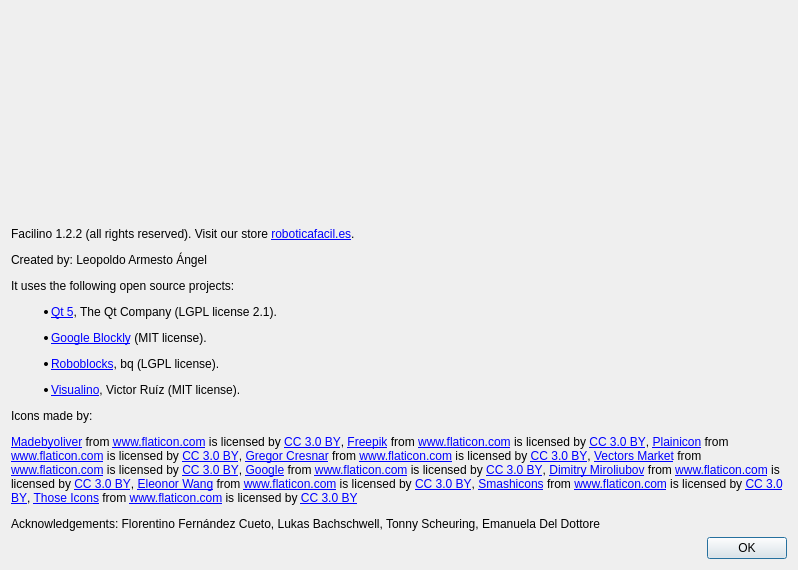
Qt form src/aboutdialog.ui (roboticafacil/facilino) before a commit.
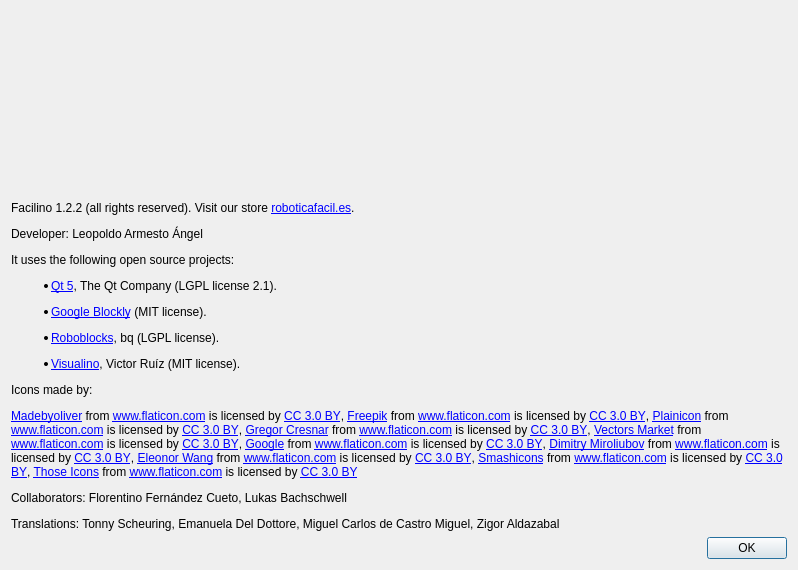
The same form after that commit. Icons and pictures are not drawn.

The edit to the form file:
```diff
--- a/src/aboutdialog.ui
+++ b/src/aboutdialog.ui
@@ -39,7 +39,7 @@
    <item>
     <widget class="QLabel" name="label_4">
      <property name="text">
-      <string>&lt;html&gt;&lt;head/&gt;&lt;body&gt;&lt;p&gt;Facilino 1.2.2 (all rights reserved). Visit our store &lt;a href=&quot;https://roboticafacil.es&quot;&gt;&lt;span style=&quot; text-decoration: underline; color:#0000ff;&quot;&gt;roboticafacil.es&lt;/span&gt;&lt;/a&gt;.&lt;/p&gt;&lt;p&gt;Created by: Leopoldo Armesto Ángel&lt;/p&gt;&lt;p&gt;It uses the following open source projects:&lt;/p&gt;&lt;ul style=&quot;margin-top: 0px; margin-bottom: 0px; margin-left: 0px; margin-right: 0px; -qt-list-indent: 1;&quot;&gt;&lt;li style=&quot; margin-top:12px; margin-bottom:0px; margin-left:0px; margin-right:0px; -qt-block-indent:0; text-indent:0px;&quot;&gt;&lt;a href=&quot;http://www.qt.io/&quot;&gt;&lt;span style=&quot; text-decoration: underline; color:#0000ff;&quot;&gt;Qt 5&lt;/span&gt;&lt;/a&gt;, The Qt Company (LGPL license 2.1).&lt;/li&gt;&lt;li style=&quot; margin-top:12px; margin-bottom:0px; margin-left:0px; margin-right:0px; -qt-block-indent:0; text-indent:0px;&quot;&gt;&lt;a href=&quot;https://developers.google.com/blockly/&quot;&gt;&lt;span style=&quot; text-decoration: underline; color:#0000ff;&quot;&gt;Google Blockly&lt;/span&gt;&lt;/a&gt; (MIT license).&lt;/li&gt;&lt;li style=&quot; margin-top:12px; margin-bottom:0px; margin-left:0px; margin-right:0px; -qt-block-indent:0; text-indent:0px;&quot;&gt;&lt;a href=&quot;https://github.com/bq/roboblocks&quot;&gt;&lt;span style=&quot; text-decoration: underline; color:#0000ff;&quot;&gt;Roboblocks&lt;/span&gt;&lt;/a&gt;, bq (LGPL license).&lt;/li&gt;&lt;li style=&quot; margin-top:12px; margin-bottom:0px; margin-left:0px; margin-right:0px; -qt-block-indent:0; text-indent:0px;&quot;&gt;&lt;a href=&quot;http://visualino.net&quot;&gt;&lt;span style=&quot; text-decoration: underline; color:#0000ff;&quot;&gt;Visualino&lt;/span&gt;&lt;/a&gt;, Victor Ruíz (MIT license).&lt;/li&gt;&lt;/ul&gt;&lt;p&gt;Icons made by:&lt;/p&gt;&lt;p&gt;&lt;a href=&quot; http://www.flaticon.com/authors/madebyoliver&quot;&gt;&lt;span style=&quot; text-decoration: underline; color:#0000ff;&quot;&gt;Madebyoliver&lt;/span&gt;&lt;/a&gt; from &lt;a href=&quot; http://www.flaticon.com&quot;&gt;&lt;span style=&quot; text-decoration: underline; color:#0000ff;&quot;&gt;www.flaticon.com&lt;/span&gt;&lt;/a&gt; is licensed by &lt;a href=&quot;http://creativecommons.org/licenses/by/3.0/&quot;&gt;&lt;span style=&quot; text-decoration: underline; color:#0000ff;&quot;&gt;CC 3.0 BY&lt;/span&gt;&lt;/a&gt;, &lt;a href=&quot;http://www.freepik.com&quot;&gt;&lt;span style=&quot; text-decoration: underline; color:#0000ff;&quot;&gt;Freepik&lt;/span&gt;&lt;/a&gt; from &lt;a href=&quot; http://www.flaticon.com&quot;&gt;&lt;span style=&quot; text-decoration: underline; color:#0000ff;&quot;&gt;www.flaticon.com&lt;/span&gt;&lt;/a&gt; is licensed by &lt;a href=&quot;http://creativecommons.org/licenses/by/3.0/&quot;&gt;&lt;span style=&quot; text-decoration: underline; color:#0000ff;&quot;&gt;CC 3.0 BY&lt;/span&gt;&lt;/a&gt;, &lt;a href=&quot;http://www.flaticon.com/authors/plainicon&quot;&gt;&lt;span style=&quot; text-decoration: underline; color:#0000ff;&quot;&gt;Plainicon&lt;/span&gt;&lt;/a&gt; from &lt;a href=&quot; http://www.flaticon.com&quot;&gt;&lt;span style=&quot; text-decoration: underline; color:#0000ff;&quot;&gt;www.flaticon.com&lt;/span&gt;&lt;/a&gt; is licensed by &lt;a href=&quot;http://creativecommons.org/licenses/by/3.0/&quot;&gt;&lt;span style=&quot; text-decoration: underline; color:#0000ff;&quot;&gt;CC 3.0 BY&lt;/span&gt;&lt;/a&gt;, &lt;a href=&quot;http://www.flaticon.com/authors/gregor-cresnar&quot;&gt;&lt;span style=&quot; text-decoration: underline; color:#0000ff;&quot;&gt;Gregor Cresnar&lt;/span&gt;&lt;/a&gt; from &lt;a href=&quot; http://www.flaticon.com&quot;&gt;&lt;span style=&quot; text-decoration: underline; color:#0000ff;&quot;&gt;www.flaticon.com&lt;/span&gt;&lt;/a&gt; is licensed by &lt;a href=&quot;http://creativecommons.org/licenses/by/3.0/&quot;&gt;&lt;span style=&quot; text-decoration: underline; color:#0000ff;&quot;&gt;CC 3.0 BY&lt;/span&gt;&lt;/a&gt;, &lt;a href=&quot;http://www.flaticon.com/authors/vectors-market&quot;&gt;&lt;span style=&quot; text-decoration: underline; color:#0000ff;&quot;&gt;Vectors Market&lt;/span&gt;&lt;/a&gt; from &lt;a href=&quot; http://www.flaticon.com&quot;&gt;&lt;span style=&quot; text-decoration: underline; color:#0000ff;&quot;&gt;www.flaticon.com&lt;/span&gt;&lt;/a&gt; is licensed by &lt;a href=&quot;http://creativecommons.org/licenses/by/3.0/&quot;&gt;&lt;span style=&quot; text-decoration: underline; color:#0000ff;&quot;&gt;CC 3.0 BY&lt;/span&gt;&lt;/a&gt;, &lt;a href=&quot; http://www.flaticon.com/authors/google&quot;&gt;&lt;span style=&quot; text-decoration: underline; color:#0000ff;&quot;&gt;Google&lt;/span&gt;&lt;/a&gt; from &lt;a href=&quot; http://www.flaticon.com&quot;&gt;&lt;span style=&quot; text-decoration: underline; color:#0000ff;&quot;&gt;www.flaticon.com&lt;/span&gt;&lt;/a&gt; is licensed by &lt;a href=&quot;http://creativecommons.org/licenses/by/3.0/&quot;&gt;&lt;span style=&quot; text-decoration: underline; color:#0000ff;&quot;&gt;CC 3.0 BY&lt;/span&gt;&lt;/a&gt;, &lt;a href=&quot;http://www.flaticon.com/authors/dimitry-miroliubov&quot;&gt;&lt;span style=&quot; text-decoration: underline; color:#0000ff;&quot;&gt;Dimitry Miroliubov&lt;/span&gt;&lt;/a&gt; from &lt;a href=&quot;http://www.flaticon.com&quot;&gt;&lt;span style=&quot; text-decoration: underline; color:#0000ff;&quot;&gt;www.flaticon.com&lt;/span&gt;&lt;/a&gt; is licensed by &lt;a href=&quot;http://creativecommons.org/licenses/by/3.0/&quot;&gt;&lt;span style=&quot; text-decoration: underline; color:#0000ff;&quot;&gt;CC 3.0 BY&lt;/span&gt;&lt;/a&gt;, &lt;a href=&quot; https://www.flaticon.com/authors/eleonor-wang&quot;&gt;&lt;span style=&quot; text-decoration: underline; color:#0000ff;&quot;&gt;Eleonor Wang&lt;/span&gt;&lt;/a&gt; from &lt;a href=&quot;http://www.flaticon.com&quot;&gt;&lt;span style=&quot; text-decoration: underline; color:#0000ff;&quot;&gt;www.flaticon.com&lt;/span&gt;&lt;/a&gt; is licensed by &lt;a href=&quot;http://creativecommons.org/licenses/by/3.0/&quot;&gt;&lt;span style=&quot; text-decoration: underline; color:#0000ff;&quot;&gt;CC 3.0 BY&lt;/span&gt;&lt;/a&gt;, &lt;a href=&quot;https://www.flaticon.com/authors/smashicons&quot;&gt;&lt;span style=&quot; text-decoration: underline; color:#0000ff;&quot;&gt;Smashicons&lt;/span&gt;&lt;/a&gt; from &lt;a href=&quot;http://www.flaticon.com&quot;&gt;&lt;span style=&quot; text-decoration: underline; color:#0000ff;&quot;&gt;www.flaticon.com&lt;/span&gt;&lt;/a&gt; is licensed by &lt;a href=&quot;http://creativecommons.org/licenses/by/3.0/&quot;&gt;&lt;span style=&quot; text-decoration: underline; color:#0000ff;&quot;&gt;CC 3.0 BY&lt;/span&gt;&lt;/a&gt;, &lt;a href=&quot;https://www.flaticon.com/authors/those-icons&quot;&gt;&lt;span style=&quot; text-decoration: underline; color:#0000ff;&quot;&gt;Those Icons&lt;/span&gt;&lt;/a&gt; from &lt;a href=&quot;http://www.flaticon.com&quot;&gt;&lt;span style=&quot; text-decoration: underline; color:#0000ff;&quot;&gt;www.flaticon.com&lt;/span&gt;&lt;/a&gt; is licensed by &lt;a href=&quot;http://creativecommons.org/licenses/by/3.0/&quot;&gt;&lt;span style=&quot; text-decoration: underline; color:#0000ff;&quot;&gt;CC 3.0 BY&lt;/span&gt;&lt;/a&gt;&lt;/p&gt;&lt;p&gt;Acknowledgements: Florentino Fernández Cueto, Lukas Bachschwell, Tonny Scheuring, Emanuela Del Dottore&lt;/p&gt;&lt;/body&gt;&lt;/html&gt;</string>
+      <string>&lt;html&gt;&lt;head/&gt;&lt;body&gt;&lt;p&gt;Facilino 1.2.2 (all rights reserved). Visit our store &lt;a href=&quot;https://roboticafacil.es&quot;&gt;&lt;span style=&quot; text-decoration: underline; color:#0000ff;&quot;&gt;roboticafacil.es&lt;/span&gt;&lt;/a&gt;.&lt;/p&gt;&lt;p&gt;Developer: Leopoldo Armesto Ángel&lt;/p&gt;&lt;p&gt;It uses the following open source projects:&lt;/p&gt;&lt;ul style=&quot;margin-top: 0px; margin-bottom: 0px; margin-left: 0px; margin-right: 0px; -qt-list-indent: 1;&quot;&gt;&lt;li style=&quot; margin-top:12px; margin-bottom:0px; margin-left:0px; margin-right:0px; -qt-block-indent:0; text-indent:0px;&quot;&gt;&lt;a href=&quot;http://www.qt.io/&quot;&gt;&lt;span style=&quot; text-decoration: underline; color:#0000ff;&quot;&gt;Qt 5&lt;/span&gt;&lt;/a&gt;, The Qt Company (LGPL license 2.1).&lt;/li&gt;&lt;li style=&quot; margin-top:12px; margin-bottom:0px; margin-left:0px; margin-right:0px; -qt-block-indent:0; text-indent:0px;&quot;&gt;&lt;a href=&quot;https://developers.google.com/blockly/&quot;&gt;&lt;span style=&quot; text-decoration: underline; color:#0000ff;&quot;&gt;Google Blockly&lt;/span&gt;&lt;/a&gt; (MIT license).&lt;/li&gt;&lt;li style=&quot; margin-top:12px; margin-bottom:0px; margin-left:0px; margin-right:0px; -qt-block-indent:0; text-indent:0px;&quot;&gt;&lt;a href=&quot;https://github.com/bq/roboblocks&quot;&gt;&lt;span style=&quot; text-decoration: underline; color:#0000ff;&quot;&gt;Roboblocks&lt;/span&gt;&lt;/a&gt;, bq (LGPL license).&lt;/li&gt;&lt;li style=&quot; margin-top:12px; margin-bottom:0px; margin-left:0px; margin-right:0px; -qt-block-indent:0; text-indent:0px;&quot;&gt;&lt;a href=&quot;http://visualino.net&quot;&gt;&lt;span style=&quot; text-decoration: underline; color:#0000ff;&quot;&gt;Visualino&lt;/span&gt;&lt;/a&gt;, Victor Ruíz (MIT license).&lt;/li&gt;&lt;/ul&gt;&lt;p&gt;Icons made by:&lt;/p&gt;&lt;p&gt;&lt;a href=&quot; http://www.flaticon.com/authors/madebyoliver&quot;&gt;&lt;span style=&quot; text-decoration: underline; color:#0000ff;&quot;&gt;Madebyoliver&lt;/span&gt;&lt;/a&gt; from &lt;a href=&quot; http://www.flaticon.com&quot;&gt;&lt;span style=&quot; text-decoration: underline; color:#0000ff;&quot;&gt;www.flaticon.com&lt;/span&gt;&lt;/a&gt; is licensed by &lt;a href=&quot;http://creativecommons.org/licenses/by/3.0/&quot;&gt;&lt;span style=&quot; text-decoration: underline; color:#0000ff;&quot;&gt;CC 3.0 BY&lt;/span&gt;&lt;/a&gt;, &lt;a href=&quot;http://www.freepik.com&quot;&gt;&lt;span style=&quot; text-decoration: underline; color:#0000ff;&quot;&gt;Freepik&lt;/span&gt;&lt;/a&gt; from &lt;a href=&quot; http://www.flaticon.com&quot;&gt;&lt;span style=&quot; text-decoration: underline; color:#0000ff;&quot;&gt;www.flaticon.com&lt;/span&gt;&lt;/a&gt; is licensed by &lt;a href=&quot;http://creativecommons.org/licenses/by/3.0/&quot;&gt;&lt;span style=&quot; text-decoration: underline; color:#0000ff;&quot;&gt;CC 3.0 BY&lt;/span&gt;&lt;/a&gt;, &lt;a href=&quot;http://www.flaticon.com/authors/plainicon&quot;&gt;&lt;span style=&quot; text-decoration: underline; color:#0000ff;&quot;&gt;Plainicon&lt;/span&gt;&lt;/a&gt; from &lt;a href=&quot; http://www.flaticon.com&quot;&gt;&lt;span style=&quot; text-decoration: underline; color:#0000ff;&quot;&gt;www.flaticon.com&lt;/span&gt;&lt;/a&gt; is licensed by &lt;a href=&quot;http://creativecommons.org/licenses/by/3.0/&quot;&gt;&lt;span style=&quot; text-decoration: underline; color:#0000ff;&quot;&gt;CC 3.0 BY&lt;/span&gt;&lt;/a&gt;, &lt;a href=&quot;http://www.flaticon.com/authors/gregor-cresnar&quot;&gt;&lt;span style=&quot; text-decoration: underline; color:#0000ff;&quot;&gt;Gregor Cresnar&lt;/span&gt;&lt;/a&gt; from &lt;a href=&quot; http://www.flaticon.com&quot;&gt;&lt;span style=&quot; text-decoration: underline; color:#0000ff;&quot;&gt;www.flaticon.com&lt;/span&gt;&lt;/a&gt; is licensed by &lt;a href=&quot;http://creativecommons.org/licenses/by/3.0/&quot;&gt;&lt;span style=&quot; text-decoration: underline; color:#0000ff;&quot;&gt;CC 3.0 BY&lt;/span&gt;&lt;/a&gt;, &lt;a href=&quot;http://www.flaticon.com/authors/vectors-market&quot;&gt;&lt;span style=&quot; text-decoration: underline; color:#0000ff;&quot;&gt;Vectors Market&lt;/span&gt;&lt;/a&gt; from &lt;a href=&quot; http://www.flaticon.com&quot;&gt;&lt;span style=&quot; text-decoration: underline; color:#0000ff;&quot;&gt;www.flaticon.com&lt;/span&gt;&lt;/a&gt; is licensed by &lt;a href=&quot;http://creativecommons.org/licenses/by/3.0/&quot;&gt;&lt;span style=&quot; text-decoration: underline; color:#0000ff;&quot;&gt;CC 3.0 BY&lt;/span&gt;&lt;/a&gt;, &lt;a href=&quot; http://www.flaticon.com/authors/google&quot;&gt;&lt;span style=&quot; text-decoration: underline; color:#0000ff;&quot;&gt;Google&lt;/span&gt;&lt;/a&gt; from &lt;a href=&quot; http://www.flaticon.com&quot;&gt;&lt;span style=&quot; text-decoration: underline; color:#0000ff;&quot;&gt;www.flaticon.com&lt;/span&gt;&lt;/a&gt; is licensed by &lt;a href=&quot;http://creativecommons.org/licenses/by/3.0/&quot;&gt;&lt;span style=&quot; text-decoration: underline; color:#0000ff;&quot;&gt;CC 3.0 BY&lt;/span&gt;&lt;/a&gt;, &lt;a href=&quot;http://www.flaticon.com/authors/dimitry-miroliubov&quot;&gt;&lt;span style=&quot; text-decoration: underline; color:#0000ff;&quot;&gt;Dimitry Miroliubov&lt;/span&gt;&lt;/a&gt; from &lt;a href=&quot;http://www.flaticon.com&quot;&gt;&lt;span style=&quot; text-decoration: underline; color:#0000ff;&quot;&gt;www.flaticon.com&lt;/span&gt;&lt;/a&gt; is licensed by &lt;a href=&quot;http://creativecommons.org/licenses/by/3.0/&quot;&gt;&lt;span style=&quot; text-decoration: underline; color:#0000ff;&quot;&gt;CC 3.0 BY&lt;/span&gt;&lt;/a&gt;, &lt;a href=&quot; https://www.flaticon.com/authors/eleonor-wang&quot;&gt;&lt;span style=&quot; text-decoration: underline; color:#0000ff;&quot;&gt;Eleonor Wang&lt;/span&gt;&lt;/a&gt; from &lt;a href=&quot;http://www.flaticon.com&quot;&gt;&lt;span style=&quot; text-decoration: underline; color:#0000ff;&quot;&gt;www.flaticon.com&lt;/span&gt;&lt;/a&gt; is licensed by &lt;a href=&quot;http://creativecommons.org/licenses/by/3.0/&quot;&gt;&lt;span style=&quot; text-decoration: underline; color:#0000ff;&quot;&gt;CC 3.0 BY&lt;/span&gt;&lt;/a&gt;, &lt;a href=&quot;https://www.flaticon.com/authors/smashicons&quot;&gt;&lt;span style=&quot; text-decoration: underline; color:#0000ff;&quot;&gt;Smashicons&lt;/span&gt;&lt;/a&gt; from &lt;a href=&quot;http://www.flaticon.com&quot;&gt;&lt;span style=&quot; text-decoration: underline; color:#0000ff;&quot;&gt;www.flaticon.com&lt;/span&gt;&lt;/a&gt; is licensed by &lt;a href=&quot;http://creativecommons.org/licenses/by/3.0/&quot;&gt;&lt;span style=&quot; text-decoration: underline; color:#0000ff;&quot;&gt;CC 3.0 BY&lt;/span&gt;&lt;/a&gt;, &lt;a href=&quot;https://www.flaticon.com/authors/those-icons&quot;&gt;&lt;span style=&quot; text-decoration: underline; color:#0000ff;&quot;&gt;Those Icons&lt;/span&gt;&lt;/a&gt; from &lt;a href=&quot;http://www.flaticon.com&quot;&gt;&lt;span style=&quot; text-decoration: underline; color:#0000ff;&quot;&gt;www.flaticon.com&lt;/span&gt;&lt;/a&gt; is licensed by &lt;a href=&quot;http://creativecommons.org/licenses/by/3.0/&quot;&gt;&lt;span style=&quot; text-decoration: underline; color:#0000ff;&quot;&gt;CC 3.0 BY&lt;/span&gt;&lt;/a&gt;&lt;/p&gt;&lt;p&gt;Collaborators: Florentino Fernández Cueto, Lukas Bachschwell&lt;/p&gt;&lt;p&gt;Translations: Tonny Scheuring, Emanuela Del Dottore, Miguel Carlos de Castro Miguel, Zigor Aldazabal&lt;/p&gt;&lt;/body&gt;&lt;/html&gt;</string>
      </property>
      <property name="wordWrap">
       <bool>true</bool>
```
